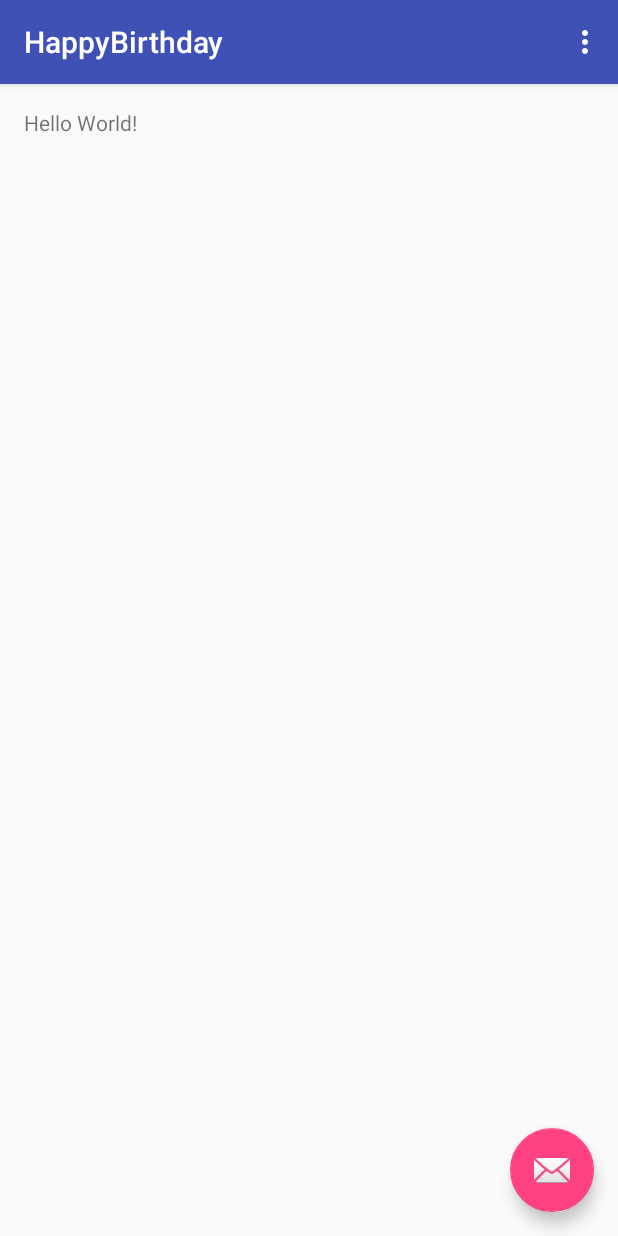
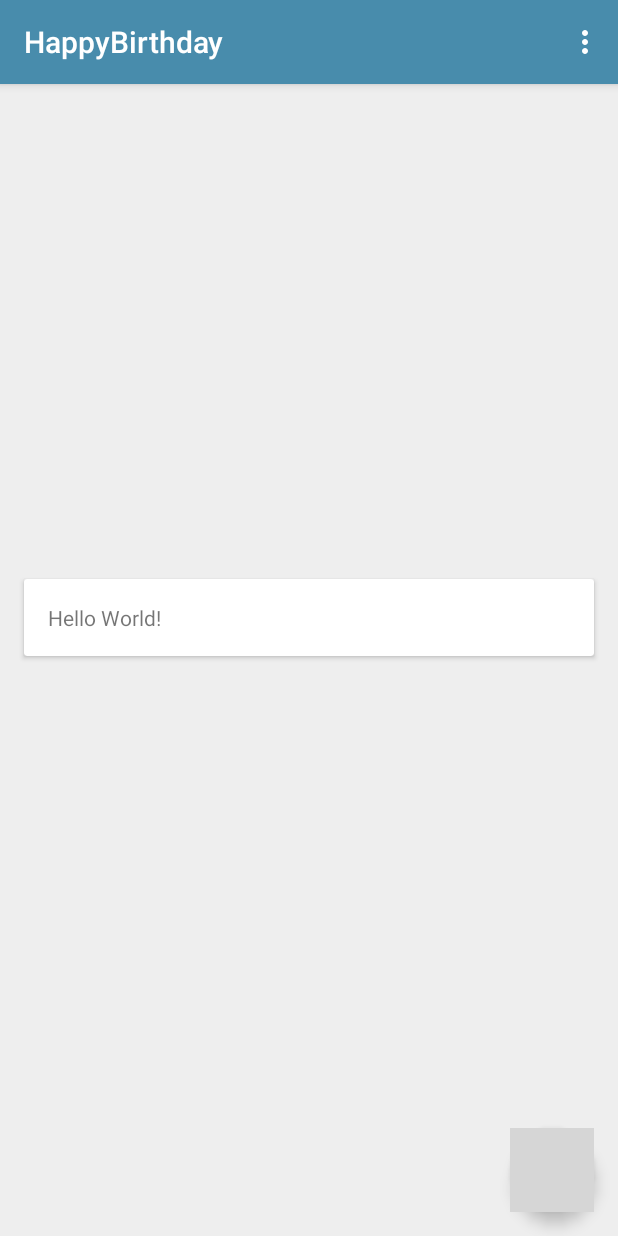
Before and after one commit to liangzr/HappyBirthday, an Android app: the screen it shows after launch (MainActivity), on a phone screen of 412 x 824 dp. Run offline under Robolectric (Android 15) with nearby library versions, the phone set to English and light mode, and no system bars; grey boxes are pictures that could not be loaded.

Commit message:
add cardview

```diff
--- a/app/src/main/res/layout/activity_main.xml
+++ b/app/src/main/res/layout/activity_main.xml
@@ -5,6 +5,7 @@
     xmlns:tools="http://schemas.android.com/tools"
     android:layout_width="match_parent"
     android:layout_height="match_parent"
+    android:background="#eeeeee"
     android:fitsSystemWindows="true"
     tools:context="me.liangzr.happybirthday.MainActivity"
     >
@@ -12,20 +13,30 @@
   <android.support.design.widget.AppBarLayout
       android:layout_width="match_parent"
       android:layout_height="wrap_content"
+      android:fitsSystemWindows="true"
+      android:background="#488cac"
       android:theme="@style/AppTheme.AppBarOverlay"
       >
 
     <android.support.v7.widget.Toolbar
         android:id="@+id/toolbar"
         android:layout_width="match_parent"
-        android:layout_height="?attr/actionBarSize"
-        android:background="?attr/colorPrimary"
+        android:layout_height="wrap_content"
+        android:fitsSystemWindows="true"
         app:popupTheme="@style/AppTheme.PopupOverlay"
         />
 
+
   </android.support.design.widget.AppBarLayout>
+  <android.support.v7.widget.CardView
+      android:layout_width="match_parent"
+      android:layout_height="wrap_content"
+      android:layout_gravity="center"
+      android:layout_margin="16dp"
+      >
+    <include layout="@layout/content_main"/>
 
-  <include layout="@layout/content_main"/>
+  </android.support.v7.widget.CardView>
 
   <android.support.design.widget.FloatingActionButton
       android:id="@+id/fab"
@@ -33,7 +44,7 @@
       android:layout_height="wrap_content"
       android:layout_gravity="bottom|end"
       android:layout_margin="@dimen/fab_margin"
-      android:src="@android:drawable/ic_dialog_email"
+      android:src="@drawable/ic_send"
       />
 
 </android.support.design.widget.CoordinatorLayout>
```
